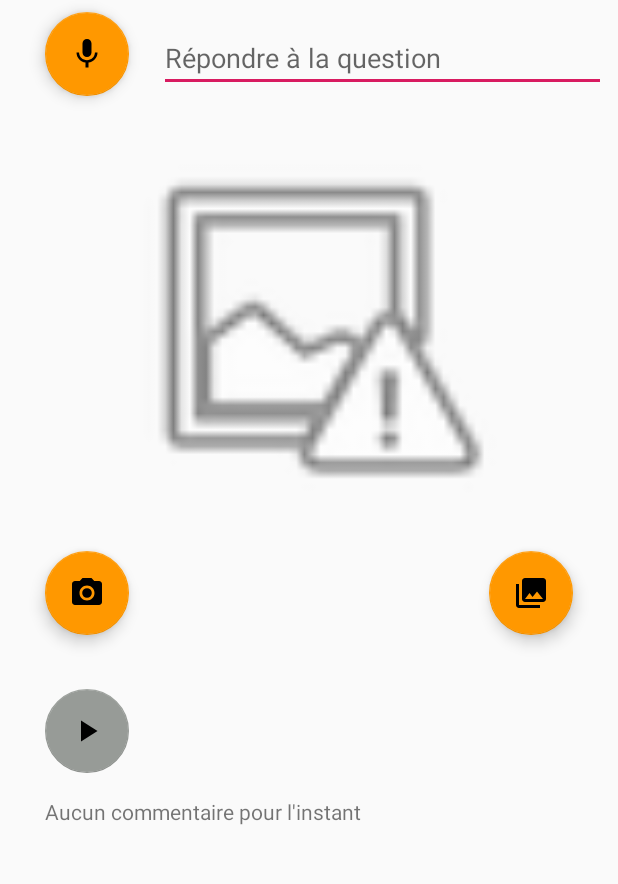
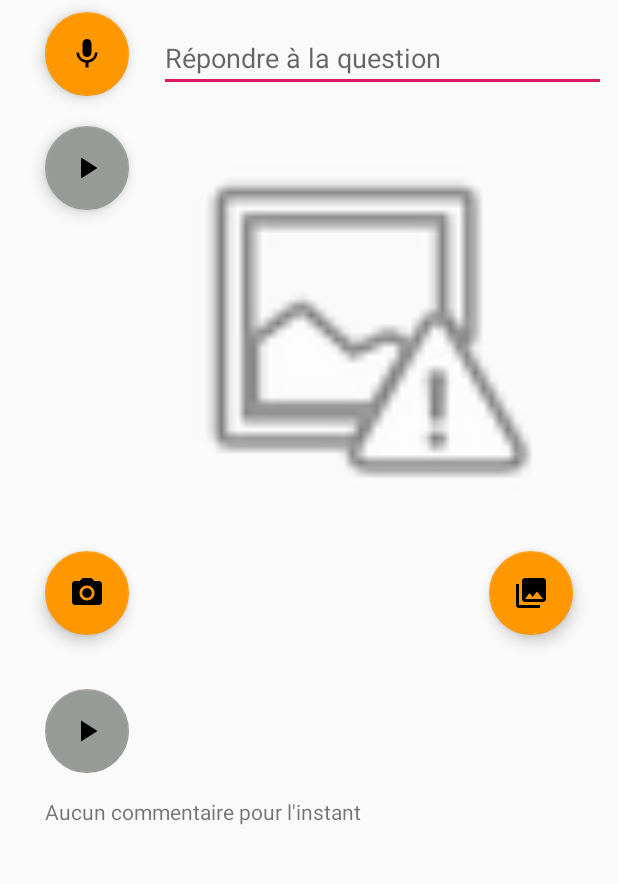
Before and after one commit to Cadz006/TP2_Dev_mobile, an Android app: the QuestionEtudiantActivity screen opened directly, with no data from a screen before it, on a phone screen of 412 x 824 dp, the part 84-968 px from its top. Run offline under Robolectric (Android 15) with nearby library versions, the phone set to English and light mode, and no system bars; 1 statement that could not run was skipped.

Commit message:
record + admin adapter

```diff
--- a/TP2_Dev_Mobile/app/src/main/java/bdeb/qc/ca/tp2_dev_mobile/Adapters/AdminProfAdapter.java
+++ b/TP2_Dev_Mobile/app/src/main/java/bdeb/qc/ca/tp2_dev_mobile/Adapters/AdminProfAdapter.java
@@ -42,6 +42,6 @@ public class AdminProfAdapter extends RecyclerView.Adapter<AdminProfAdapter.Admi
 
     @Override
     public int getItemCount() {
-        return 0;
+        return rviList.size();
     }
 }
--- /dev/null
+++ b/TP2_Dev_Mobile/app/src/main/res/drawable/ic_mic_off.xml
@@ -0,0 +1,9 @@
+<vector xmlns:android="http://schemas.android.com/apk/res/android"
+        android:width="24dp"
+        android:height="24dp"
+        android:viewportWidth="24.0"
+        android:viewportHeight="24.0">
+    <path
+        android:fillColor="#FF000000"
+        android:pathData="M19,11h-1.7c0,0.74 -0.16,1.43 -0.43,2.05l1.23,1.23c0.56,-0.98 0.9,-2.09 0.9,-3.28zM14.98,11.17c0,-0.06 0.02,-0.11 0.02,-0.17L15,5c0,-1.66 -1.34,-3 -3,-3S9,3.34 9,5v0.18l5.98,5.99zM4.27,3L3,4.27l6.01,6.01L9.01,11c0,1.66 1.33,3 2.99,3 0.22,0 0.44,-0.03 0.65,-0.08l1.66,1.66c-0.71,0.33 -1.5,0.52 -2.31,0.52 -2.76,0 -5.3,-2.1 -5.3,-5.1L5,11c0,3.41 2.72,6.23 6,6.72L11,21h2v-3.28c0.91,-0.13 1.77,-0.45 2.54,-0.9L19.73,21 21,19.73 4.27,3z"/>
+</vector>
--- a/TP2_Dev_Mobile/app/src/main/res/layout/activity_question_etudiant.xml
+++ b/TP2_Dev_Mobile/app/src/main/res/layout/activity_question_etudiant.xml
@@ -5,6 +5,20 @@
     android:layout_width="match_parent"
     android:layout_height="match_parent"
     tools:context=".Activities.QuestionEtudiantActivity">
+
+    <com.google.android.material.floatingactionbutton.FloatingActionButton
+        android:id="@+id/fabEcouterReponse"
+        android:layout_width="wrap_content"
+        android:layout_height="wrap_content"
+        android:layout_marginStart="28dp"
+        android:layout_marginTop="20dp"
+        android:clickable="true"
+        app:backgroundTint="#979B97"
+        app:layout_constraintEnd_toStartOf="@+id/ivPhoto"
+        app:layout_constraintHorizontal_bias="0.09"
+        app:layout_constraintStart_toStartOf="parent"
+        app:layout_constraintTop_toBottomOf="@+id/fabReponseAudio"
+        app:srcCompat="@drawable/ic_play_arrow" />
 
     <ImageView
         android:id="@+id/ivPhoto"
@@ -14,6 +28,7 @@
         android:layout_marginTop="24dp"
         android:layout_marginEnd="129dp"
         app:layout_constraintEnd_toEndOf="parent"
+        app:layout_constraintHorizontal_bias="0.203"
         app:layout_constraintStart_toStartOf="parent"
         app:layout_constraintTop_toBottomOf="@+id/txtReponseEtudiant"
         app:srcCompat="@android:drawable/ic_menu_report_image" />
@@ -73,6 +88,8 @@
         android:clickable="true"
         app:backgroundTint="@color/colorPrimary"
         app:layout_constraintEnd_toEndOf="parent"
+        app:layout_constraintHorizontal_bias="1.0"
+        app:layout_constraintStart_toEndOf="@+id/fabCamera"
         app:layout_constraintTop_toTopOf="@+id/fabCamera"
         app:srcCompat="@drawable/ic_menu_gallery" />
 
@@ -103,10 +120,12 @@
         android:maxLines="4"
         android:text="@string/noComment"
         android:textSize="14sp"
+        app:layout_constraintBottom_toBottomOf="parent"
         app:layout_constraintEnd_toEndOf="parent"
         app:layout_constraintHorizontal_bias="0.0"
         app:layout_constraintStart_toStartOf="parent"
-        app:layout_constraintTop_toBottomOf="@+id/fabEcouterCommentaire" />
+        app:layout_constraintTop_toBottomOf="@+id/fabEcouterCommentaire"
+        app:layout_constraintVertical_bias="0.0" />
 
     <SeekBar
         android:id="@+id/seekBarCommentaire"
```
Also changed, not shown: TP2_Dev_Mobile/app/src/main/java/bdeb/qc/ca/tp2_dev_mobile/Activities/QuestionEtudiantActivity.java (+96 -0 lines), TP2_Dev_Mobile/app/src/main/res/drawable/ic_pause.xml (added, +9 -0 lines), TP2_Dev_Mobile/app/src/main/res/layout/recycleview_admin.xml (+7 -0 lines).
